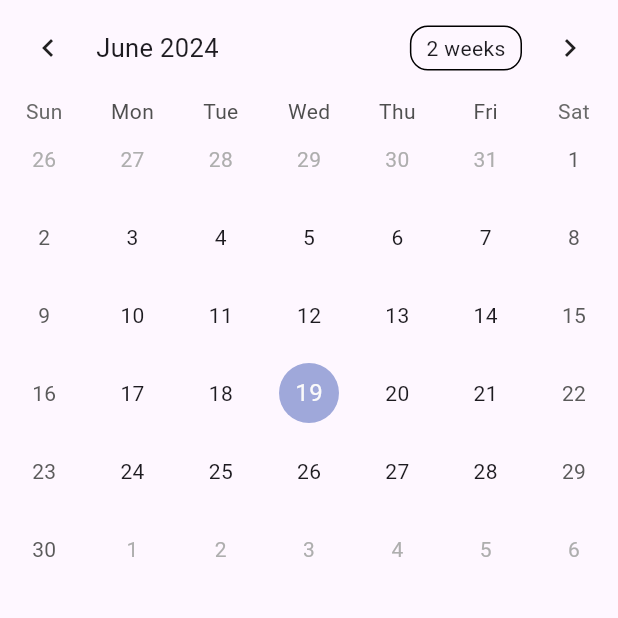
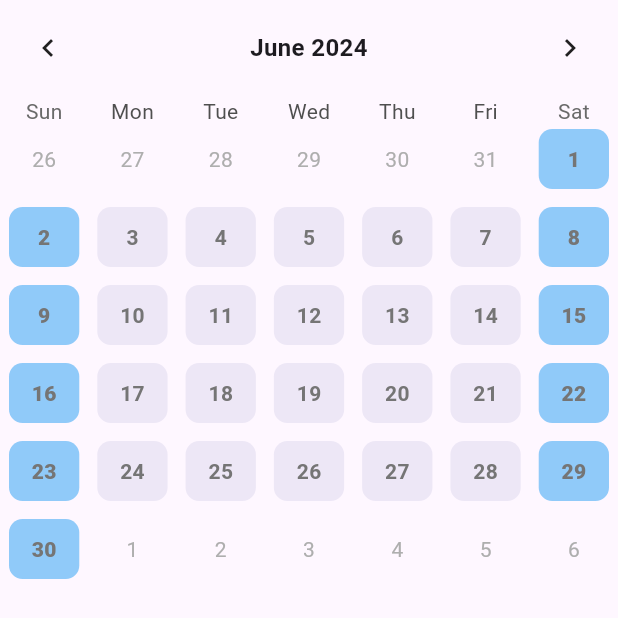
Before and after one commit to tearcode0302/flutter_calendar_app, a Flutter app: the screen it shows after launch, on a phone screen of 412 x 824 dp. Shown: the top 618 px of the screen. Run offline on Flutter 3.47's test engine with Material 3 defaults, Android fonts, the phone set to English and light mode, and no system bars; drawn by our look-alikes of table_calendar.

Commit message:
feat: edit mainCalendar color style

```diff
--- a/lib/component/main_calendar.dart
+++ b/lib/component/main_calendar.dart
@@ -1,4 +1,5 @@
 import 'package:flutter/material.dart';
+import 'package:flutter_calendar_app/const/colors.dart';
 import 'package:table_calendar/table_calendar.dart';
 
 class MainCalendar extends StatelessWidget {
@@ -10,6 +11,44 @@ class MainCalendar extends StatelessWidget {
       focusedDay: DateTime.now(),
       firstDay: DateTime(1800, 1, 1),
       lastDay: DateTime(3000, 1, 1),
+      headerStyle: HeaderStyle(
+        titleCentered: true,
+        formatButtonVisible: false,
+        titleTextStyle: TextStyle(
+          fontWeight: FontWeight.w700,
+          fontSize: 16.0,
+        ),
+      ),
+      calendarStyle: CalendarStyle(
+        isTodayHighlighted: false,
+        defaultDecoration: BoxDecoration(
+          borderRadius: BorderRadius.circular(9.0),
+          color: Color(0xFFEDE7F6),
+        ),
+        weekendDecoration: BoxDecoration(
+          borderRadius: BorderRadius.circular(9.0),
+          color: Color(0xFF90CAF9)
+        ),
+        selectedDecoration: BoxDecoration(
+          borderRadius: BorderRadius.circular(9.0),
+          border: Border.all(
+            color: Color(0xFFEDE7F6),
+            width: 1.0,
+          ),
+        ),
+        defaultTextStyle: TextStyle(
+          fontWeight: FontWeight.w600,
+          color: DARK_GREY_COLOR
+        ),
+        weekendTextStyle: TextStyle(
+          fontWeight: FontWeight.w900,
+          color: DARK_GREY_COLOR
+        ),
+        selectedTextStyle: TextStyle(
+          fontWeight: FontWeight.w600,
+          color: PRIMARY_COLOR,
+        )
+      ),
     );
   }
 }
```
